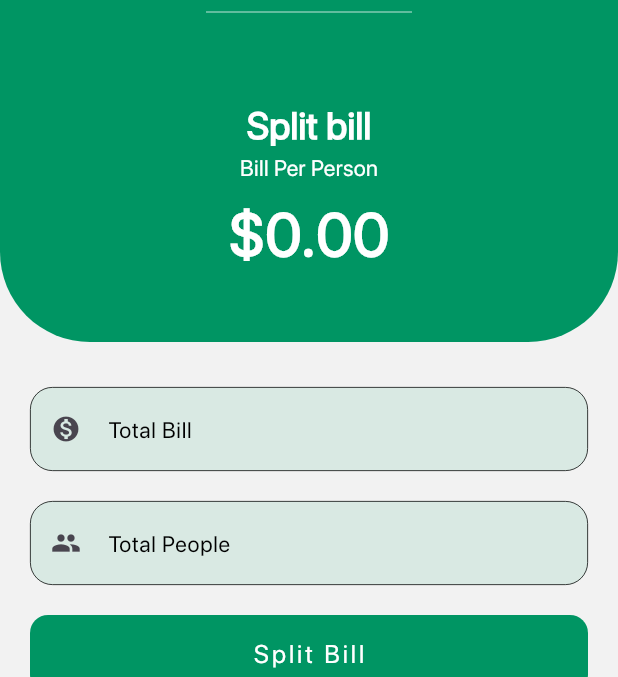
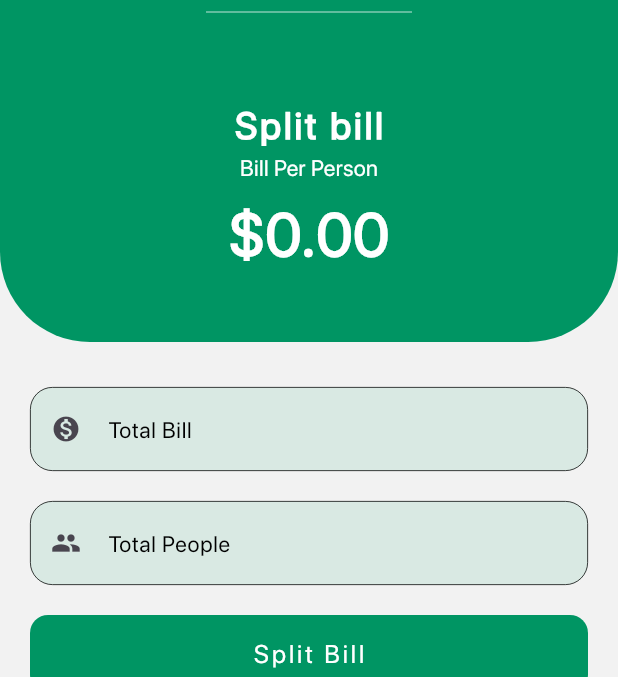
Before and after one commit to Sayem-Ahmed-Shayeed/Money-Splitter, a Flutter app: the screen it shows after launch, on a phone screen of 412 x 824 dp, the part 51-728 px from its top. Run offline on Flutter 3.47's test engine with Material 3 defaults, Android fonts, the phone set to English and light mode, and no system bars; drawn by our look-alikes of flutter_animate.

```diff
--- a/lib/pages/chada_buzz_app.dart
+++ b/lib/pages/chada_buzz_app.dart
@@ -83,7 +83,8 @@ class _ChadaBuzzAppState extends State<ChadaBuzzApp> {
                           style: TextStyle(
                             color: Colors.white,
                             fontSize: 25,
-                            fontWeight: FontWeight.w700,
+                            fontWeight: FontWeight.bold,
+                            letterSpacing: 2,
                             fontFamily: 'sf',
                           ),
                         )
```
